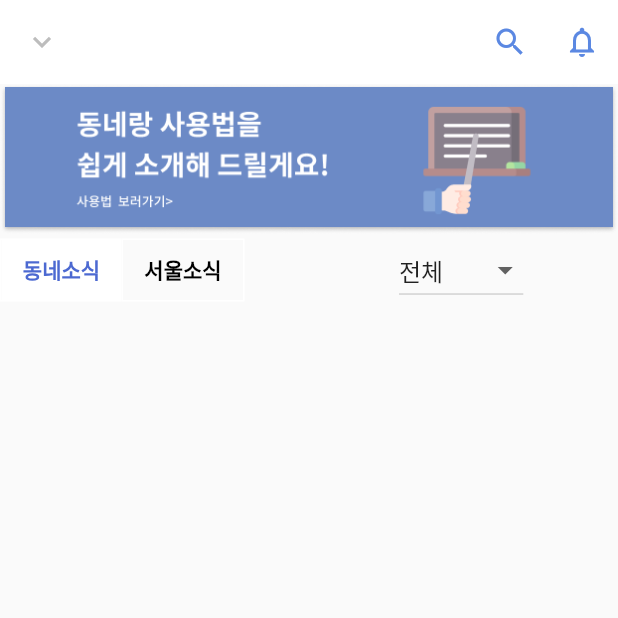
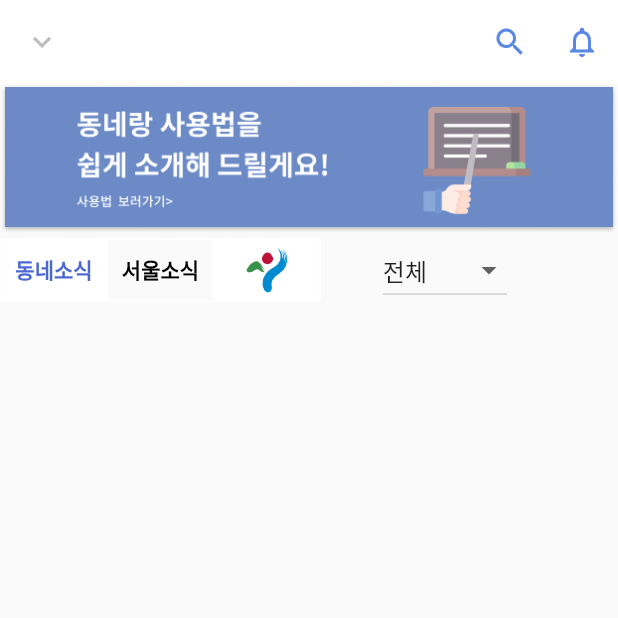
Before and after one commit to yeon220629/dongnerang, a Flutter app: the freeComponent_viewpage screen opened directly, on a phone screen of 412 x 824 dp, the top half of it. Run offline on Flutter 3.47's test engine with Material 2 defaults, Android fonts, the phone set to English and light mode, and no system bars; our stand-ins replace cached_network_image, cloud_firestore, firebase_auth, firebase_core, flutter_easyloading, flutter_keyboard_visibility and 9 more; missing offline and left inert: flutter_inappwebview, kakao_flutter_sdk; accounts and stored records are empty.

Commit message:
색 변경 및 서울 센터 추가

```diff
--- a/lib/constants/common.constants.dart
+++ b/lib/constants/common.constants.dart
@@ -95,11 +95,6 @@ String? userName = '';
 late Future<List> mypageUserSaveData;
 String? userUpdageName;
 List userUpdateData = [];
-
-const List<Widget> CategoryCenter = <Widget>[
-  Text('동네소식'),
-  Text('서울소식'),
-];
 
 final List CustomData = [
   "강남", "강동", "강북","강서","관악",
--- a/lib/screens/mainScreen.dart
+++ b/lib/screens/mainScreen.dart
@@ -25,7 +25,9 @@ class freeComponent_viewpage extends StatefulWidget {
 }
 
 class freeComponentviewpageState extends State<freeComponent_viewpage> {
-  final List<bool> _selectedCenter = <bool>[true, false];
+  final List<bool> _selectedCenter = <bool>[true, false, true];
+
+
   List<String> LIST_MENU = [];
   bool closeTapContainer = false;
   double topContainer = 0;
@@ -63,16 +65,11 @@ class freeComponentviewpageState extends State<freeComponent_viewpage> {
   }
 
   Future<void> getPostsData(value) async {
-    print(value);
-    print(seoulCenterLabel);
     if(value.toString().contains("_")){
       centerName = value.toString().split("_")[1];
       value = fnChecklocal(value.toString().split("_")[0])?.last;
     }else{
       value = 'SEOUL';
-      // if(seoulCenterLabel == 'NPO'){
-      //   centerName = ''
-      // }
       centerName = seoulCenterLabel;
     }
 
@@ -93,8 +90,6 @@ class freeComponentviewpageState extends State<freeComponent_viewpage> {
       valueDoc.forEach((key, value) {
         if(listOrder[i] == key){
           DateTime dateTime = value["registrationdate"].toDate();
-          // print("${value['title']} + $dateTime" );
-          // print(dateTime);
           valueData.add(value);
           f.add(dateTime);
         }
@@ -110,15 +105,7 @@ class freeComponentviewpageState extends State<freeComponent_viewpage> {
     responseList = valueData;
 
     for ( var post in responseList){
-      // print(post['center_name ']);
-      // fnCnterCheck(centerValue){}
-      // if(post["center_name "].toString().contains("구청")){
-      //   colorindex = 1;
-      // }else{
-      //   colorindex = 0;
-      // }
       colorindex = fnCnterCheck(post['center_name ']);
-      print(colorindex);
 
       DateFormat dateFormat = DateFormat("yyyy-MM-dd");
       DateTime dateTime = post["registrationdate"].toDate();
@@ -298,7 +285,6 @@ class freeComponentviewpageState extends State<freeComponent_viewpage> {
         });
       });
     });
-    // getPostsData(null);
     controllers.addListener(() {
 
       double value = controllers.offset/119;
@@ -319,7 +305,14 @@ class freeComponentviewpageState extends State<freeComponent_viewpage> {
   @override
   Widget build(BuildContext context) {
     final Size size = MediaQuery.of(context).size;
-    final double categoryHeight = size.height*0.30;
+    final double categoryHeight = size.height / 25;
+
+    List<Widget> CategoryCenter = <Widget>[
+      Text('동네소식'),
+      Text('서울소식'),
+      // const Image.asset('assets/images/SEONGDONG.PNG'),
+      Image.asset('assets/images/seoul.png', width: categoryHeight, height: categoryHeight),
+    ];
 
     return SafeArea(
         child: Scaffold(
@@ -388,6 +381,7 @@ class freeComponentviewpageState extends State<freeComponent_viewpage> {
                           direction: Axis.horizontal,
                           isSelected: _selectedCenter,
                           onPressed: (int index) {
+
                             setState(() {
                               for (int i = 0; i < _selectedCenter.length; i++) {
                                 _selectedCenter[i] = i == index;
@@ -396,9 +390,12 @@ class freeComponentviewpageState extends State<freeComponent_viewpage> {
                                 cuindex = 0;
                                 defaultCenter = '전체';
                                 getPostsData("${fnChecklocal(dropdownValue)?.first}_전체");
-                              }else {
+                              }else if(index == 1) {
                                 cuindex = 1;
                                 getPostsData('서울_전체');
+                              }else{
+                                cuindex = 2;
+                                print(index);
                               }
                             });
                           },
@@ -411,14 +408,15 @@ class freeComponentviewpageState extends State<freeComponent_viewpage> {
                           ),
                           color: AppColors.black,
                           constraints: const BoxConstraints(
+                            maxWidth: 100,
+                            minWidth: 70,
                             minHeight: 40.0,
-                            minWidth: 80.0,
                           ),
                           children: CategoryCenter,
                         ),
                       ],
                     ),
-                    SizedBox(width: size.width / 4,),
+                    SizedBox(width: size.width / 10,),
                     cuindex == 0
                         ? DropdownButton(
                             value: defaultCenter,
@@ -445,7 +443,8 @@ class freeComponentviewpageState extends State<freeComponent_viewpage> {
                               );
                             }
                         )
-                        : DropdownButton(
+                        : cuindex == 1
+                            ?DropdownButton(
                               value: SeouldefaultCenter,
                               items: SeoulCheck.map( (value) {
                                 if(value == "전체"){
@@ -466,7 +465,6 @@ class freeComponentviewpageState extends State<freeComponent_viewpage> {
                                     seoulCenterLabel = value as String?;
                                     centerLabel = value as String?;
                                     SeouldefaultCenter = value as String?;
-                            print(value);
                                     if(value == 'NPO지원센터'){
                                       value = 'NPO';
                                     }
@@ -474,7 +472,8 @@ class freeComponentviewpageState extends State<freeComponent_viewpage> {
                                   }
                                 );
                               }
-                    ),
+                          )
+                    : SizedBox(),
                   ],
                 ),
                 Expanded(
```
Lines whose indentation alone changed are shown as unchanged.
